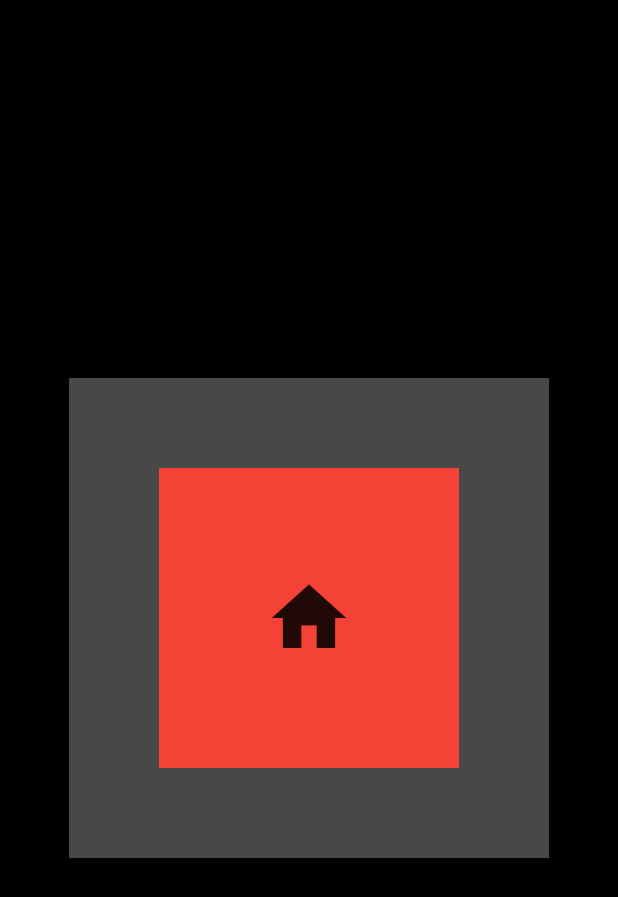
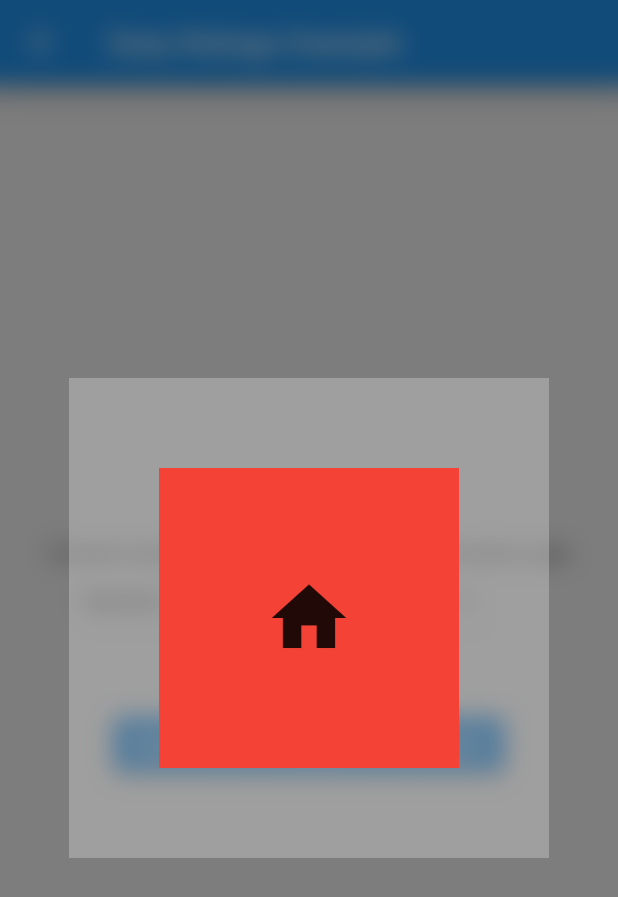
Before and after one commit to feduke-nukem/flutter_easy_dialogs, a Flutter app: the ModalBannerScreen screen opened by its route, after a tap on "Show", on a phone screen of 412 x 824 dp. Shown: the top 897 px of the screen. Run offline on Flutter 3.47's test engine with Material 2 defaults, Android fonts, the phone set to English and light mode, and no system bars; missing offline and left inert: back_button_interceptor.

Commit message:
chore: Removed default modal banner color

```diff
--- a/example/lib/screens/modal_banner_screen.dart
+++ b/example/lib/screens/modal_banner_screen.dart
@@ -81,7 +81,7 @@ class _ModalBannerScreenState extends State<ModalBannerScreen> {
                   contentAnimationType: _selectedContentAnimationType,
                   onDismissed: _easyDialogsController.hideModalBanner,
                   backgroundAnimationType: _selectedBackgroundAnimationType,
-                  backgroundColor: Colors.black,
+                  backgroundColor: Colors.black.withOpacity(0.5),
                   content: Container(
                     height: 200.0,
                     width: 200.0,
--- a/lib/src/core/animations/widgets/easy_full_screen_blur.dart
+++ b/lib/src/core/animations/widgets/easy_full_screen_blur.dart
@@ -1,4 +1,3 @@
-
 import 'dart:ui';
 
 import 'package:flutter/material.dart';
@@ -30,19 +29,19 @@ class EasyFullScreenBlur extends StatelessWidget {
   Widget build(BuildContext context) {
     return Stack(
       children: [
-        Opacity(
-          opacity: opacity,
-          child: BackdropFilter(
-            filter: ImageFilter.blur(
-              sigmaX: blur,
-              sigmaY: blur,
-            ),
-            child: ColoredBox(
-              color: backgroundColor ?? Colors.grey.withOpacity(0.5),
-              child: const SizedBox(
-                height: double.infinity,
-                width: double.infinity,
+        Positioned.fill(
+          child: Opacity(
+            opacity: opacity,
+            child: BackdropFilter(
+              filter: ImageFilter.blur(
+                sigmaX: blur,
+                sigmaY: blur,
               ),
+              child: backgroundColor != null
+                  ? ColoredBox(
+                      color: backgroundColor!,
+                    )
+                  : null,
             ),
           ),
         ),
```
